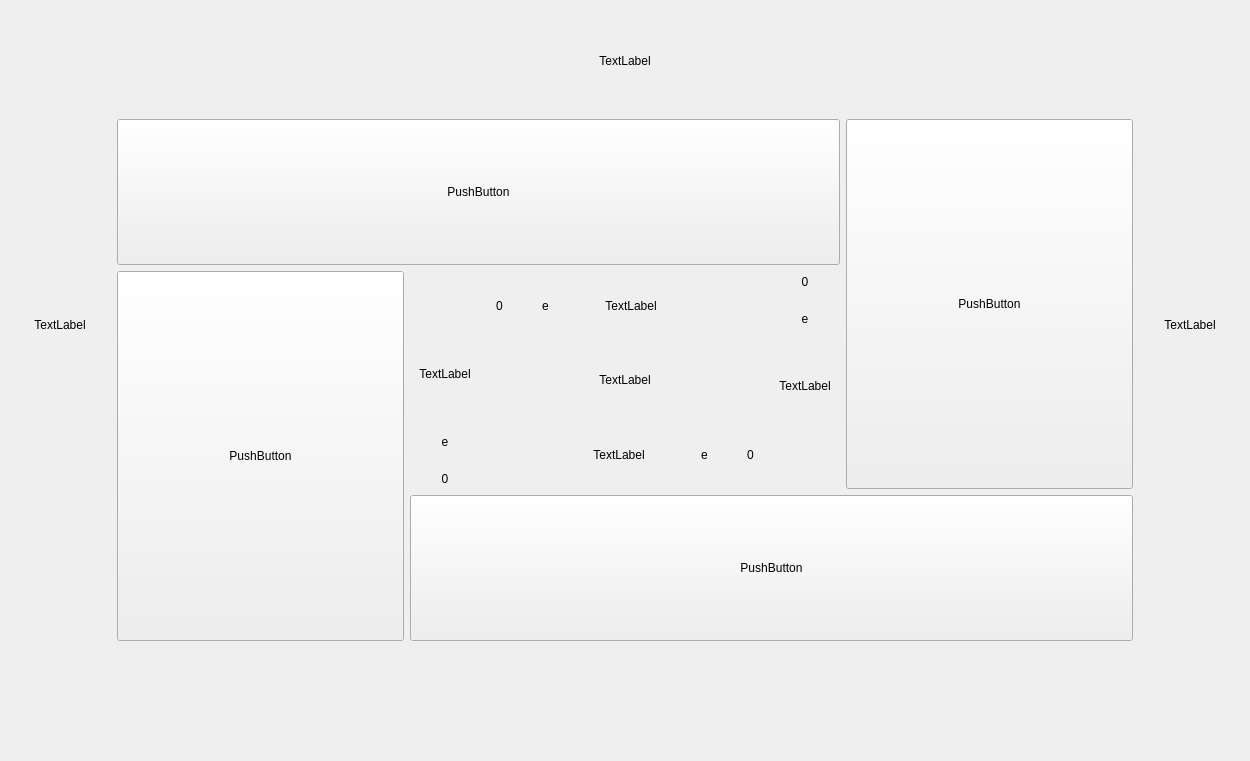
First picture: the form in uiFiles/gameWindow.ui, repository willie-deev/simple-mahjong-client, before the edit.
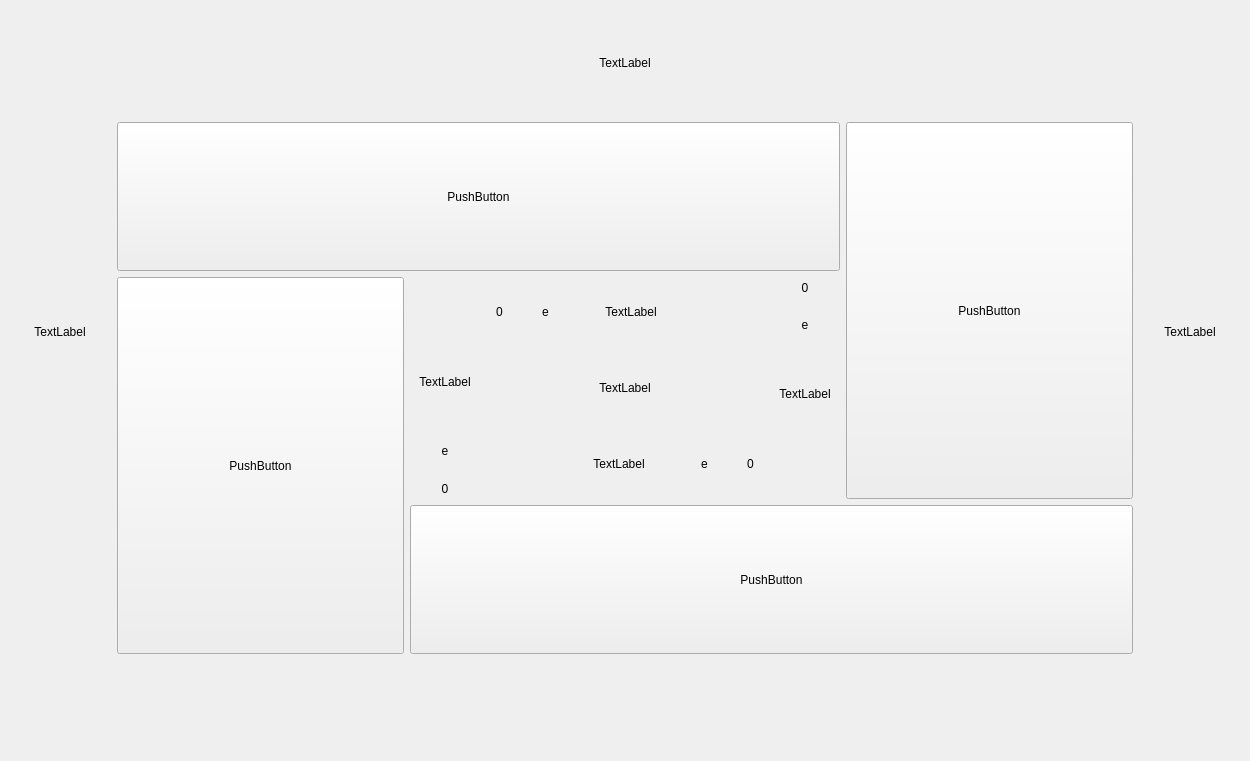
Second picture: the form after the edit.

Commit message: improve card button & add gotNewCard

What changed in the file:
```diff
--- a/uiFiles/gameWindow.ui
+++ b/uiFiles/gameWindow.ui
@@ -23,7 +23,7 @@
    <property name="autoFillBackground">
     <bool>false</bool>
    </property>
-   <layout class="QGridLayout" name="gridLayout" rowstretch="6,1">
+   <layout class="QGridLayout" name="gridLayout" rowstretch="7,1">
     <item row="1" column="0">
      <widget class="QWidget" name="selfCards" native="true">
       <property name="minimumSize">
@@ -38,7 +38,7 @@
         <height>16777215</height>
        </size>
       </property>
-      <layout class="QHBoxLayout" name="horizontalLayout_3">
+      <layout class="QHBoxLayout" name="horizontalLayout_3" stretch="1,0,1">
        <property name="spacing">
         <number>1</number>
        </property>
@@ -67,7 +67,7 @@
          </property>
          <property name="sizeHint" stdset="0">
           <size>
-           <width>0</width>
+           <width>20</width>
            <height>20</height>
           </size>
          </property>
@@ -80,6 +80,19 @@
          </property>
          <property name="sizeType">
           <enum>QSizePolicy::Expanding</enum>
+         </property>
+         <property name="sizeHint" stdset="0">
+          <size>
+           <width>20</width>
+           <height>20</height>
+          </size>
+         </property>
+        </spacer>
+       </item>
+       <item>
+        <spacer name="horizontalSpacer_5">
+         <property name="orientation">
+          <enum>Qt::Horizontal</enum>
          </property>
          <property name="sizeHint" stdset="0">
           <size>
```
The commit also changes 7 other files.
